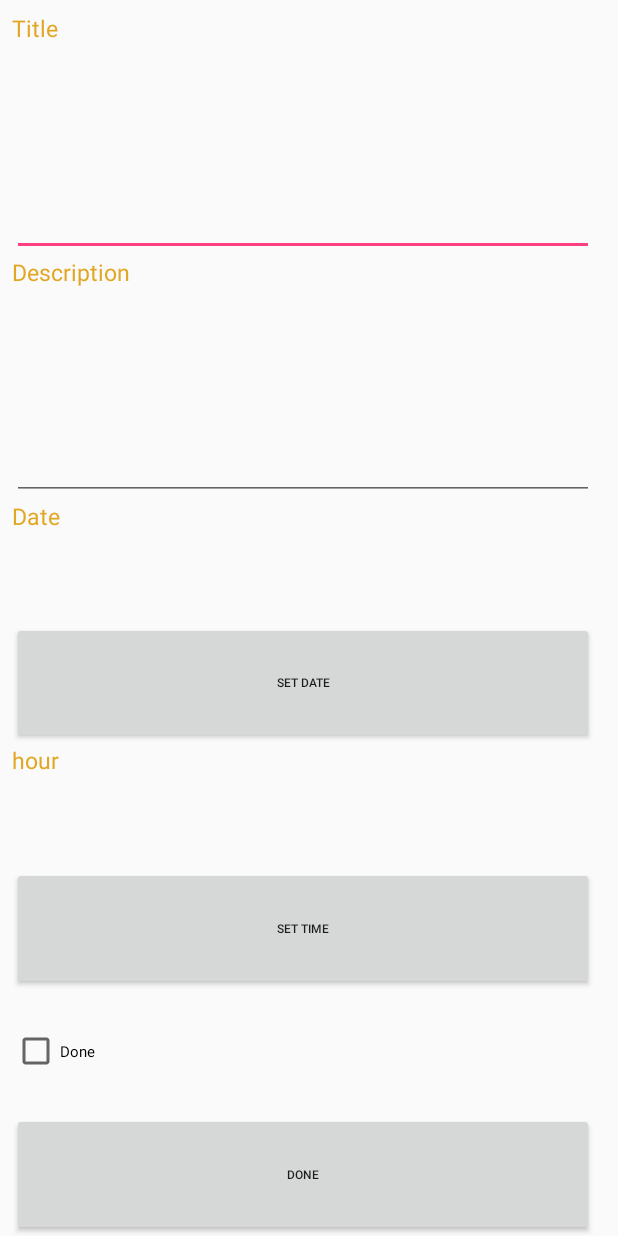
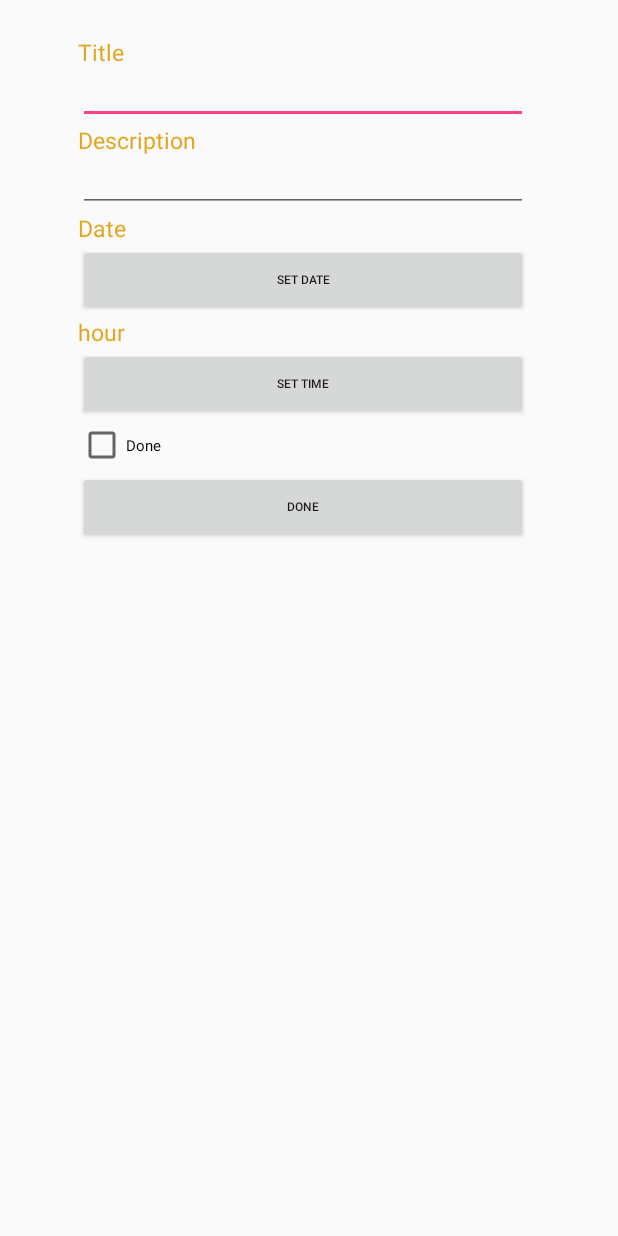
Before and after one commit to AlirezaBideli/TaskManager, an Android app: the layout fragment_edit.xml on its own in the app's theme, with its tools: preview values and no code run, on a phone screen of 412 x 824 dp. Run offline under Robolectric (Android 15) with nearby library versions, the light colour scheme and no system bars.

Commit message:
make addFragment , editFragment,showTaskInfoFragment as dialog

```diff
--- a/app/src/main/java/com/example/admin/software_1/controllers/fragments/EditFragment.java
+++ b/app/src/main/java/com/example/admin/software_1/controllers/fragments/EditFragment.java
@@ -4,6 +4,7 @@ package com.example.admin.software_1.controllers.fragments;
 import android.content.Intent;
 import android.os.Bundle;
 import android.support.annotation.Nullable;
+import android.support.v4.app.DialogFragment;
 import android.support.v4.app.Fragment;
 import android.view.LayoutInflater;
 import android.view.View;
@@ -27,7 +28,7 @@ import java.util.Date;
 /**
  * A simple {@link Fragment} subclass.
  */
-public class EditFragment extends Fragment implements View.OnClickListener {
+public class EditFragment extends DialogFragment implements View.OnClickListener {
 
     //Widgets variables
     private EditText mTitle_EditText;
--- a/app/src/main/java/com/example/admin/software_1/models/UserLab.java
+++ b/app/src/main/java/com/example/admin/software_1/models/UserLab.java
@@ -64,6 +64,7 @@ public class UserLab {
     }
 
     private TaskManagerCursorWrapper queryUser(String whereCluase, String[] whereArgs) {
+
         Cursor cursor = mSQLiteDatabase.query(
                 TaskManagerDbSchema.UserTable.NAME,
                 null,
--- a/app/src/main/res/layout/fragment_edit.xml
+++ b/app/src/main/res/layout/fragment_edit.xml
@@ -1,8 +1,8 @@
-<LinearLayout xmlns:android="http://schemas.android.com/apk/res/android"
+<android.support.constraint.ConstraintLayout xmlns:android="http://schemas.android.com/apk/res/android"
     xmlns:app="http://schemas.android.com/apk/res-auto"
     xmlns:tools="http://schemas.android.com/tools"
     android:layout_width="match_parent"
-    android:layout_height="match_parent"
+    android:layout_height="wrap_content"
     android:gravity="center"
     android:orientation="vertical"
     android:paddingLeft="16dp"
@@ -11,20 +11,30 @@
     android:paddingTop="8dp"
     tools:context="com.example.admin.software_1.controllers.fragments.EditFragment">
 
-
-
+    <LinearLayout
+        android:layout_width="300dp"
+        android:layout_height="wrap_content"
+        android:layout_marginBottom="16dp"
+        android:layout_marginEnd="16dp"
+        android:layout_marginStart="16dp"
+        android:layout_marginTop="16dp"
+        android:orientation="vertical"
+        app:layout_constraintBottom_toBottomOf="parent"
+        app:layout_constraintEnd_toEndOf="parent"
+        app:layout_constraintStart_toStartOf="parent"
+        app:layout_constraintTop_toTopOf="parent">
 
         <TextView
             style="@style/show_detail_textView"
             android:layout_width="match_parent"
-            android:layout_height="0dp"
+            android:layout_height="wrap_content"
             android:layout_weight="1"
             android:text="@string/title" />
 
         <EditText
             android:id="@+id/title_editText_EditFragment"
             android:layout_width="match_parent"
-            android:layout_height="0dp"
+            android:layout_height="wrap_content"
             android:layout_weight="1"
             android:textSize="12sp" />
 
@@ -32,69 +42,78 @@
 
             style="@style/show_detail_textView"
             android:layout_width="match_parent"
-            android:layout_height="0dp"
+            android:layout_height="wrap_content"
             android:layout_weight="1"
             android:text="@string/Desc" />
 
         <EditText
             android:id="@+id/description_editText_EditFragment"
             android:layout_width="match_parent"
-            android:layout_height="0dp"
+            android:layout_height="wrap_content"
             android:layout_weight="1"
-            android:textSize="12sp" />
-
-
+            android:textSize="12sp"
+            tools:layout_editor_absoluteX="12dp"
+            tools:layout_editor_absoluteY="98dp" />
 
 
         <TextView
             style="@style/show_detail_textView"
             android:layout_width="match_parent"
-            android:layout_height="0dp"
+            android:layout_height="wrap_content"
             android:layout_weight="1"
-            android:text="@string/Date" />
+            android:text="@string/Date"
+            tools:layout_editor_absoluteX="12dp"
+            tools:layout_editor_absoluteY="145dp" />
 
         <Button
             android:id="@+id/setDate_btn_EditFragment"
             android:layout_width="match_parent"
-            android:layout_height="0dp"
+            android:layout_height="wrap_content"
             android:layout_weight="1"
             android:text="@string/set_date"
-            android:textSize="8sp" />
+            android:textSize="8sp"
+            tools:layout_editor_absoluteX="12dp"
+            tools:layout_editor_absoluteY="309dp" />
 
         <TextView
             style="@style/show_detail_textView"
             android:layout_width="match_parent"
-            android:layout_height="0dp"
+            android:layout_height="wrap_content"
             android:layout_weight="1"
-            android:text="@string/Hour" />
+            android:text="@string/Hour"
+            tools:layout_editor_absoluteX="8dp"
+            tools:layout_editor_absoluteY="227dp" />
 
         <Button
             android:id="@+id/setTime_btn_EditFragment"
             android:layout_width="match_parent"
-            android:layout_height="0dp"
+            android:layout_height="wrap_content"
             android:layout_weight="1"
             android:text="@string/setTime_btn"
-            android:textSize="8sp" />
+            android:textSize="8sp"
+            tools:layout_editor_absoluteX="12dp"
+            tools:layout_editor_absoluteY="376dp" />
 
         <CheckBox
             android:id="@+id/taskType_checkbox_EditFragment"
             android:layout_width="match_parent"
-            android:layout_height="0dp"
+            android:layout_height="34dp"
             android:layout_weight="1"
             android:text="@string/tab_name_Done"
-            android:textSize="10sp" />
-
-
+            android:textSize="10sp"
+            tools:layout_editor_absoluteX="12dp"
+            tools:layout_editor_absoluteY="264dp" />
 
 
         <Button
             android:id="@+id/done_button_EditFragment"
             android:layout_width="match_parent"
-        android:layout_height="0dp"
+            android:layout_height="wrap_content"
             android:layout_weight="1"
             android:text="@string/Done"
             android:textSize="8sp"
             tools:layout_editor_absoluteX="12dp"
-        tools:layout_editor_absoluteY="247dp" />
+            tools:layout_editor_absoluteY="432dp" />
 
     </LinearLayout>
+</android.support.constraint.ConstraintLayout>
```
Also changed, not shown: app/src/main/java/com/example/admin/software_1/controllers/activities/TaskManagerActivity.java (+13 -16 lines), app/src/main/java/com/example/admin/software_1/controllers/fragments/AddFragment.java (+12 -1 lines), app/src/main/java/com/example/admin/software_1/controllers/fragments/ShowTaskInfoFragmnet.java (+11 -15 lines), app/src/main/java/com/example/admin/software_1/controllers/fragments/TaskListFragment.java (+8 -3 lines). Lines whose indentation alone changed are shown as unchanged.
